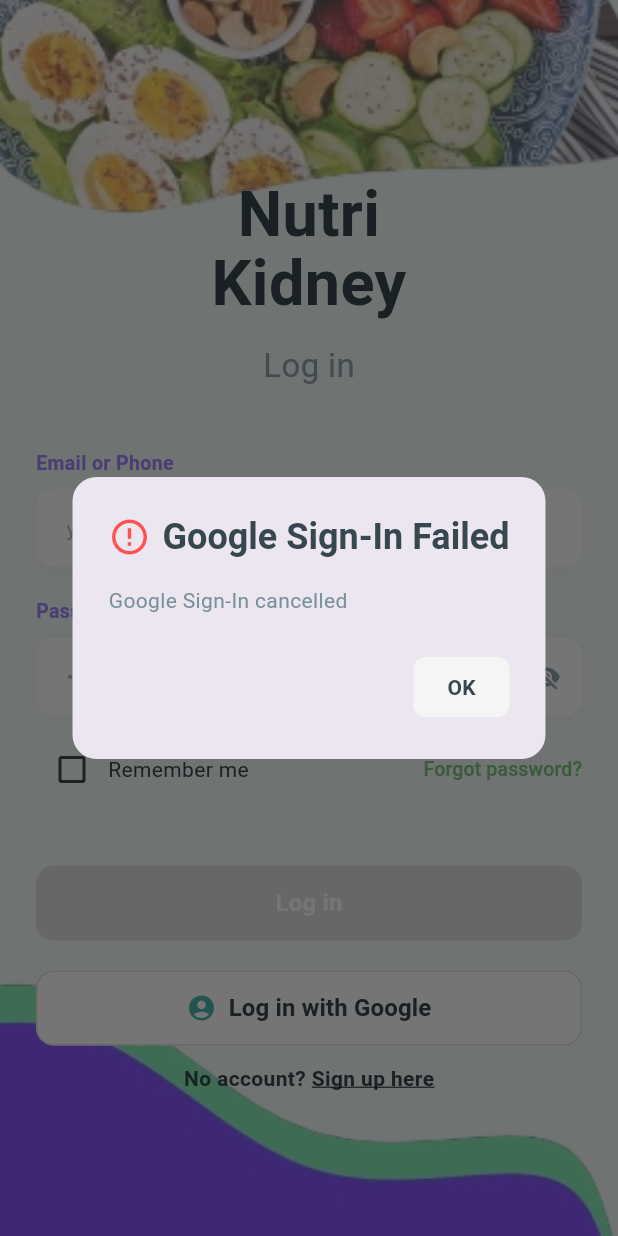
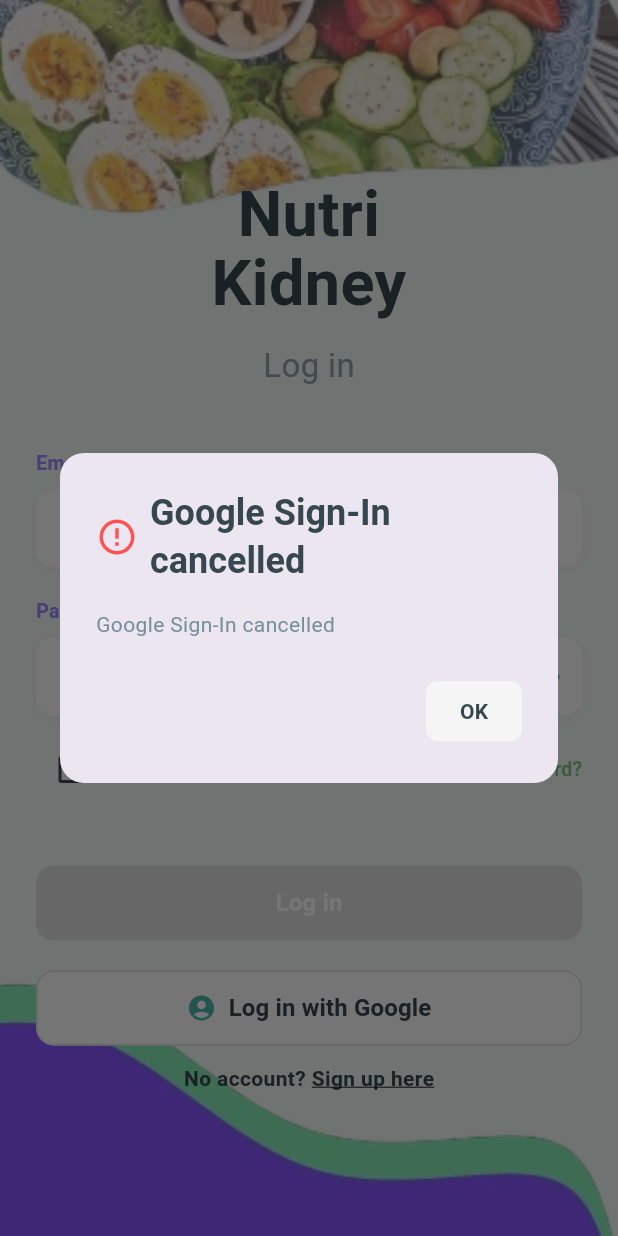
Before and after one commit to kristelkristelrsyoeykrite/nutrikidneynode, a Flutter app: the screen it shows after launch, after a tap on "Log in with Google", on a phone screen of 412 x 824 dp. Run offline on Flutter 3.47's test engine with Material 3 defaults, Android fonts, the phone set to English and light mode, and no system bars; our stand-ins replace firebase_auth, firebase_core, fl_chart, google_sign_in, shared_preferences; accounts and stored records are empty; Roboto replaces fonts that are missing (FredokaOne); project files that could hold a hidden picture were left out.

Commit message:
Add launch configuration for nutri_kidney and enhance Google Sign-In with database check

```diff
--- a/nutri_kidney/lib/login/login.dart
+++ b/nutri_kidney/lib/login/login.dart
@@ -183,27 +183,30 @@ Future<void> _loadRememberedLoginState() async {
     return resp["success"] == true && resp["exists"] == true;
   }
 
-  // Google Sign-In Method (Login) - Uses shared auth service
+  // Google Sign-In Method (Login) - Uses shared auth service with database check
   Future<void> _handleGoogleSignIn() async {
     try {
       setState(() => _isLoading = true);
 
-      final result = await AuthService.handleGoogleSignIn();
+      final result = await AuthService.handleGoogleSignInLogin();
 
       if (!result['success']) {
         setState(() => _isLoading = false);
-        _showErrorDialog('Google Sign-In Failed', result['error'] ?? 'Unknown error');
+        final errorMessage = result['message'] ?? result['error'] ?? 'Unknown error';
+        _showErrorDialog(result['error'] ?? 'Google Sign-In Failed', errorMessage);
         return;
       }
 
       final userCredential = result['user'] as UserCredential;
+      final email = result['email'] as String?;
+
       ApiService.setUserId(userCredential.user!.uid);
 
       // Save Remember Me preference if checked
       await AuthService.saveRememberedSession(
         userCredential.user!.uid,
         _rememberMe,
-        contact: result['email'] as String?,
+        contact: email,
       );
 
       if (mounted) {
--- a/nutri_kidney/lib/services/auth_service.dart
+++ b/nutri_kidney/lib/services/auth_service.dart
@@ -1,6 +1,7 @@
 import 'package:firebase_auth/firebase_auth.dart';
 import 'package:google_sign_in/google_sign_in.dart';
 import 'package:shared_preferences/shared_preferences.dart';
+import 'api_service.dart';
 
 class AuthService {
   static final FirebaseAuth _auth = FirebaseAuth.instance;
@@ -158,6 +159,64 @@ class AuthService {
     }
   }
 
+  /// Google Sign-In for LOGIN ONLY - Checks database BEFORE signing in with Firebase
+  /// This prevents unregistered accounts from being created
+  static Future<Map<String, dynamic>> handleGoogleSignInLogin() async {
+    try {
+      try {
+        await _googleSignIn.disconnect();
+      } catch (e) {
+        print('Disconnect warning: $e');
+      }
+
+      final GoogleSignInAccount? googleUser = await _googleSignIn.signIn();
+      if (googleUser == null) {
+        return {'success': false, 'error': 'Google Sign-In cancelled'};
+      }
+
+      final email = googleUser.email;
+      print('DEBUG: Google Sign-In email: $email');
+
+      // CHECK DATABASE FIRST - before Firebase creates the account
+      if (email.isNotEmpty) {
+        final checkResult = await ApiService.checkUserExists({"email": email});
+        print('DEBUG: Database check for $email -> $checkResult');
+
+        if (checkResult['success'] != true || checkResult['exists'] != true) {
+          // User not registered - reject and don't complete Firebase sign-in
+          print('DEBUG: User $email not found in database - rejecting login');
+          return {
+            'success': false,
+            'error': 'Account Not Found',
+            'message': 'This Google account is not registered. Please sign up first.',
+          };
+        }
+      }
+
+      // Database check passed - NOW sign in with Firebase
+      final GoogleSignInAuthentication googleAuth = await googleUser.authentication;
+      final credential = GoogleAuthProvider.credential(
+        accessToken: googleAuth.accessToken,
+        idToken: googleAuth.idToken,
+      );
+
+      final userCredential = await _auth.signInWithCredential(credential);
+
+      return {
+        'success': true,
+        'user': userCredential,
+        'isNewUser': userCredential.additionalUserInfo?.isNewUser ?? false,
+        'email': googleUser.email,
+        'displayName': googleUser.displayName,
+        'photoUrl': googleUser.photoUrl,
+      };
+    } on FirebaseAuthException catch (e) {
+      return {'success': false, 'error': 'Firebase error: ${e.message}'};
+    } catch (e) {
+      return {'success': false, 'error': 'Error: $e'};
+    }
+  }
+
   /// Get current user (may be null if not signed in).
   static User? getCurrentUser() => _auth.currentUser;
 
```
